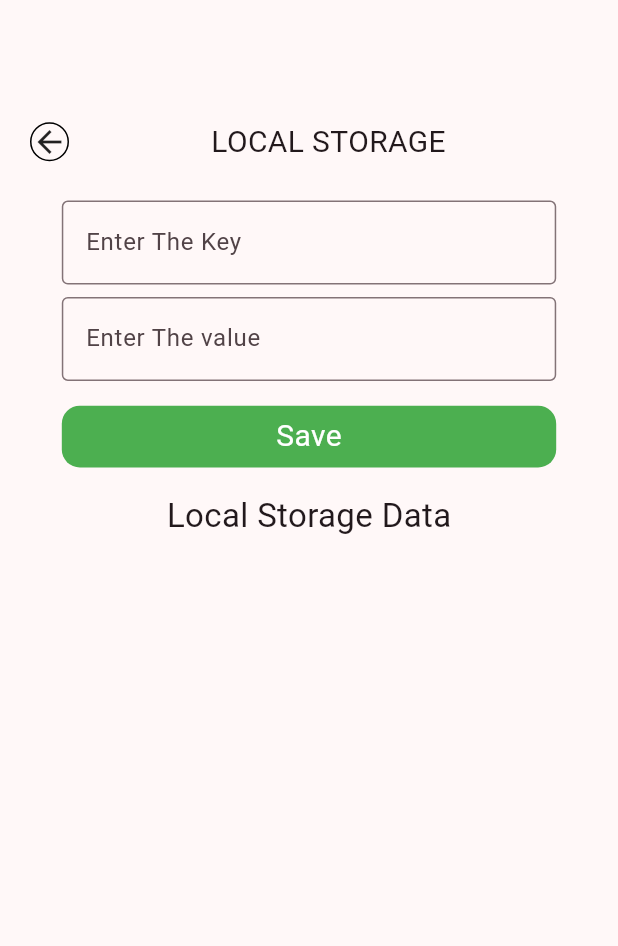
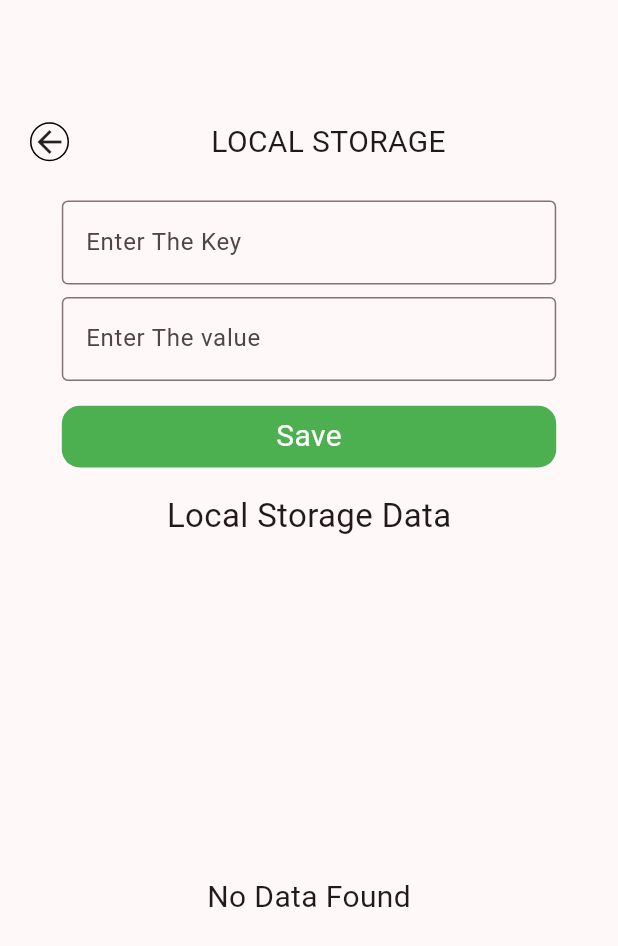
Before and after one commit to sumanmedda/digiprayas-app, a Flutter app: the LocalStorage screen opened directly, on a phone screen of 412 x 824 dp. Shown: the top 946 px of the screen. Run offline on Flutter 3.47's test engine with Material 3 defaults, Android fonts, the phone set to English and light mode, and no system bars; our stand-ins replace hive_flutter; accounts and stored records are empty.

Commit message:
intial with loack storage

```diff
--- a/lib/pages/local_storage.dart
+++ b/lib/pages/local_storage.dart
@@ -90,7 +90,14 @@ class _LocalStorageState extends State<LocalStorage> {
                 SizedBox(
                   height: h * 0.58,
                   width: double.infinity,
-                  child: ListView.builder(
+                  child: box.length < 1
+                      ? const Center(
+                          child: Text(
+                          'No Data Found',
+                          style: TextStyle(
+                              fontSize: 20, fontWeight: FontWeight.w400),
+                        ))
+                      : ListView.builder(
                           padding: EdgeInsets.zero,
                           itemCount: box.length,
                           itemBuilder: (context, index) {
@@ -128,7 +135,8 @@ class _LocalStorageState extends State<LocalStorage> {
                                         child: const Icon(Icons.delete),
                                         onPressed: () {
                                           setState(() {
-                                        box.delete(box.keys.elementAt(index));
+                                            box.delete(
+                                                box.keys.elementAt(index));
                                           });
                                         },
                                       )),
```
Lines whose indentation alone changed are shown as unchanged.
